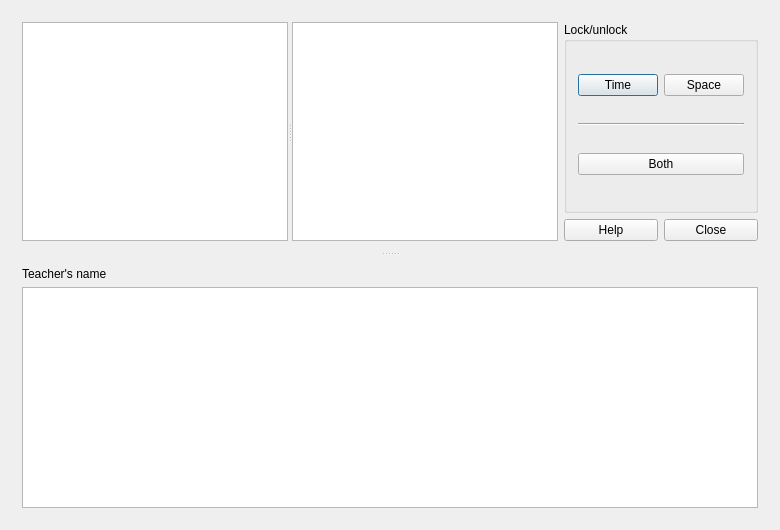
vonmecheln/fet, file fet/src/interface/timetableviewteachersdaysverticalform_template.ui: the form before one commit.
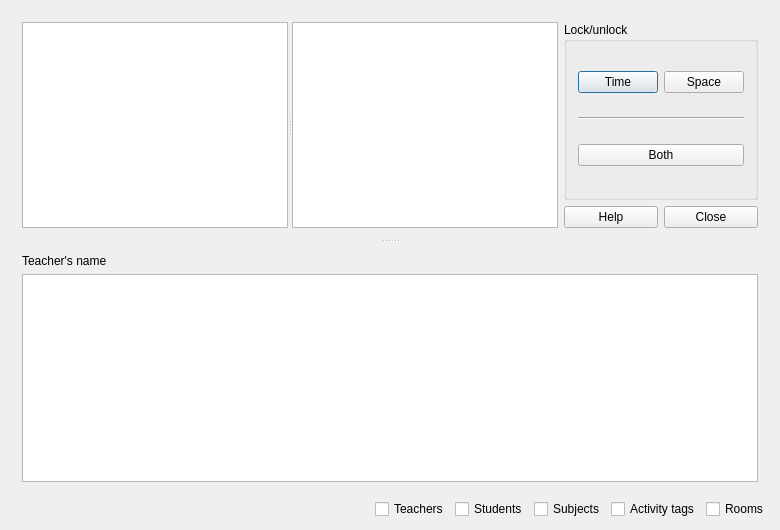
The form after the commit.

The edit to the form file:
```diff
--- a/fet/src/interface/timetableviewteachersdaysverticalform_template.ui
+++ b/fet/src/interface/timetableviewteachersdaysverticalform_template.ui
@@ -123,6 +123,58 @@
      </widget>
     </widget>
    </item>
+   <item row="1" column="0">
+    <layout class="QHBoxLayout" name="horizontalLayout_4">
+     <item>
+      <spacer name="horizontalSpacer">
+       <property name="orientation">
+        <enum>Qt::Horizontal</enum>
+       </property>
+       <property name="sizeHint" stdset="0">
+        <size>
+         <width>40</width>
+         <height>20</height>
+        </size>
+       </property>
+      </spacer>
+     </item>
+     <item>
+      <widget class="QCheckBox" name="teachersCheckBox">
+       <property name="text">
+        <string>Teachers</string>
+       </property>
+      </widget>
+     </item>
+     <item>
+      <widget class="QCheckBox" name="studentsCheckBox">
+       <property name="text">
+        <string>Students</string>
+       </property>
+      </widget>
+     </item>
+     <item>
+      <widget class="QCheckBox" name="subjectsCheckBox">
+       <property name="text">
+        <string>Subjects</string>
+       </property>
+      </widget>
+     </item>
+     <item>
+      <widget class="QCheckBox" name="activityTagsCheckBox">
+       <property name="text">
+        <string>Activity tags</string>
+       </property>
+      </widget>
+     </item>
+     <item>
+      <widget class="QCheckBox" name="roomsCheckBox">
+       <property name="text">
+        <string>Rooms</string>
+       </property>
+      </widget>
+     </item>
+    </layout>
+   </item>
   </layout>
  </widget>
  <layoutdefault spacing="6" margin="11"/>
```
